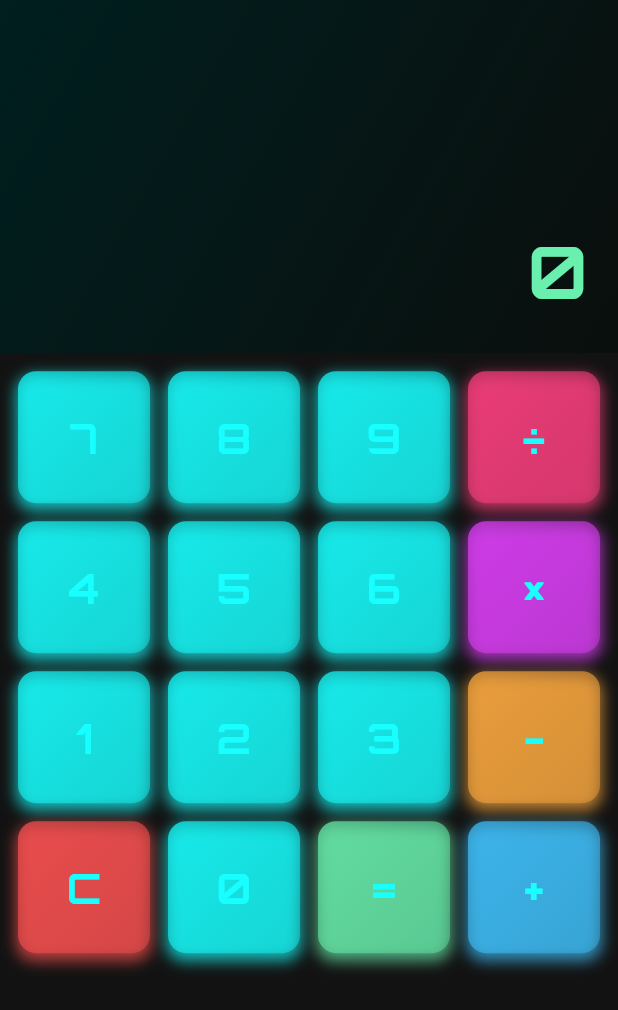
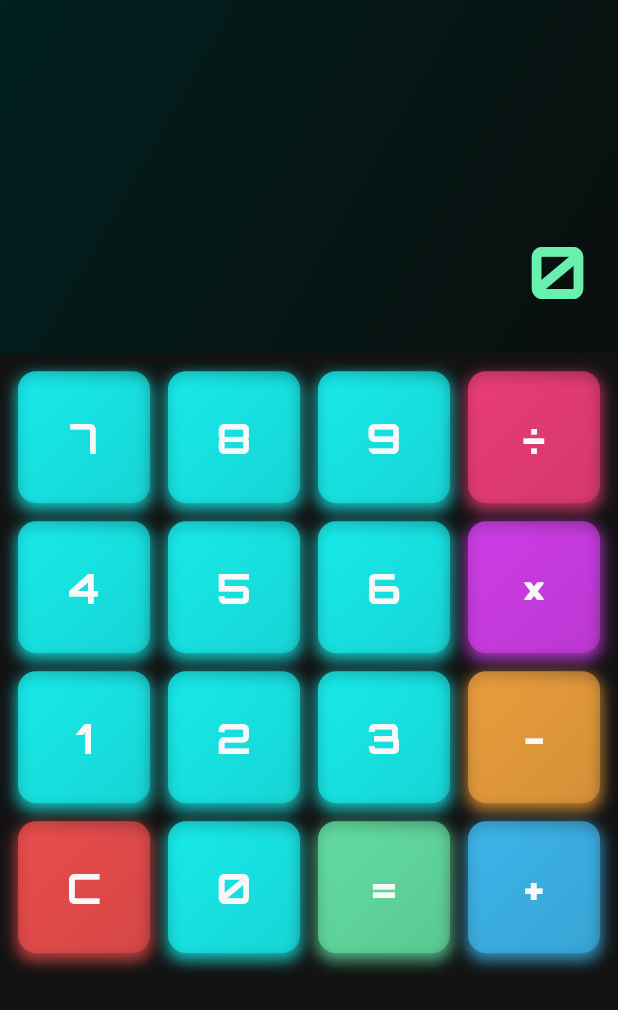
Before and after one commit to SujetoDelta-XXI/Lab03--Flutter, a Flutter app: the screen it shows after launch, on a phone screen of 412 x 824 dp. Shown: the top 1010 px of the screen. Run offline on Flutter 3.47's test engine with Material 3 defaults, Android fonts, the phone set to English and light mode, and no system bars; our stand-ins replace google_fonts.

Commit message:
Cambio de color de las letras

```diff
--- a/lib/screens/calculator_screen.dart
+++ b/lib/screens/calculator_screen.dart
@@ -71,7 +71,7 @@ class _CalculatorScreenState extends State<CalculatorScreen> {
       textStyle: const TextStyle(
         fontSize: 28,
         fontWeight: FontWeight.bold,
-        color: Colors.cyanAccent,
+        color: Color.fromARGB(255, 248, 248, 248),
       ),
     );
 
```
